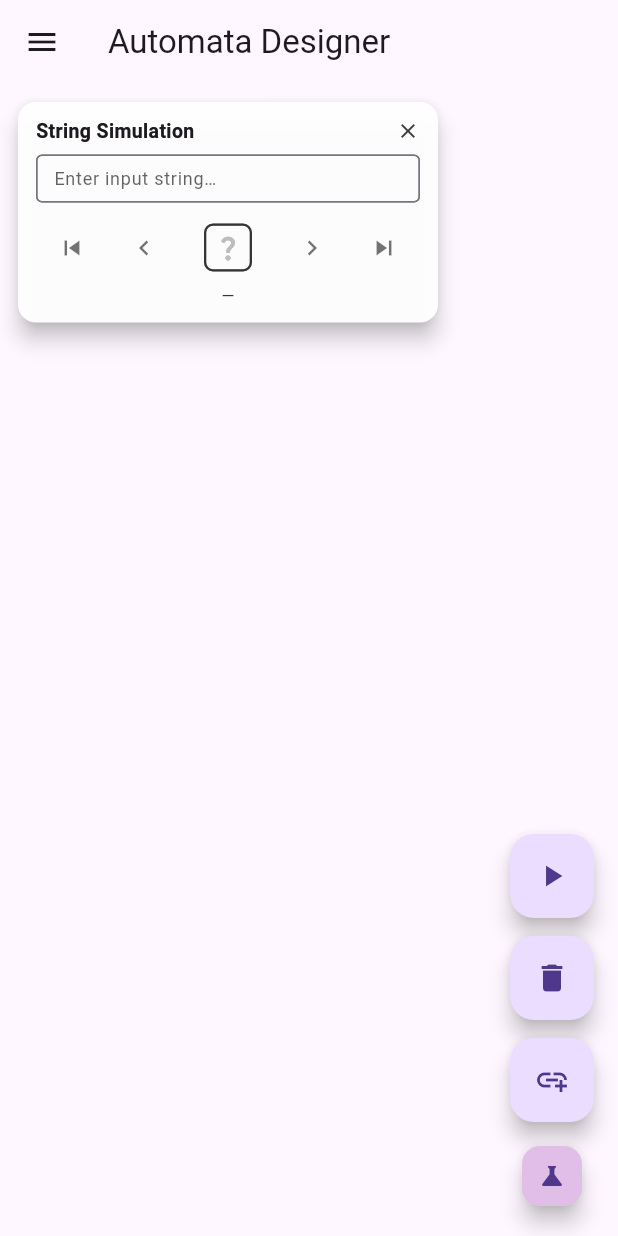
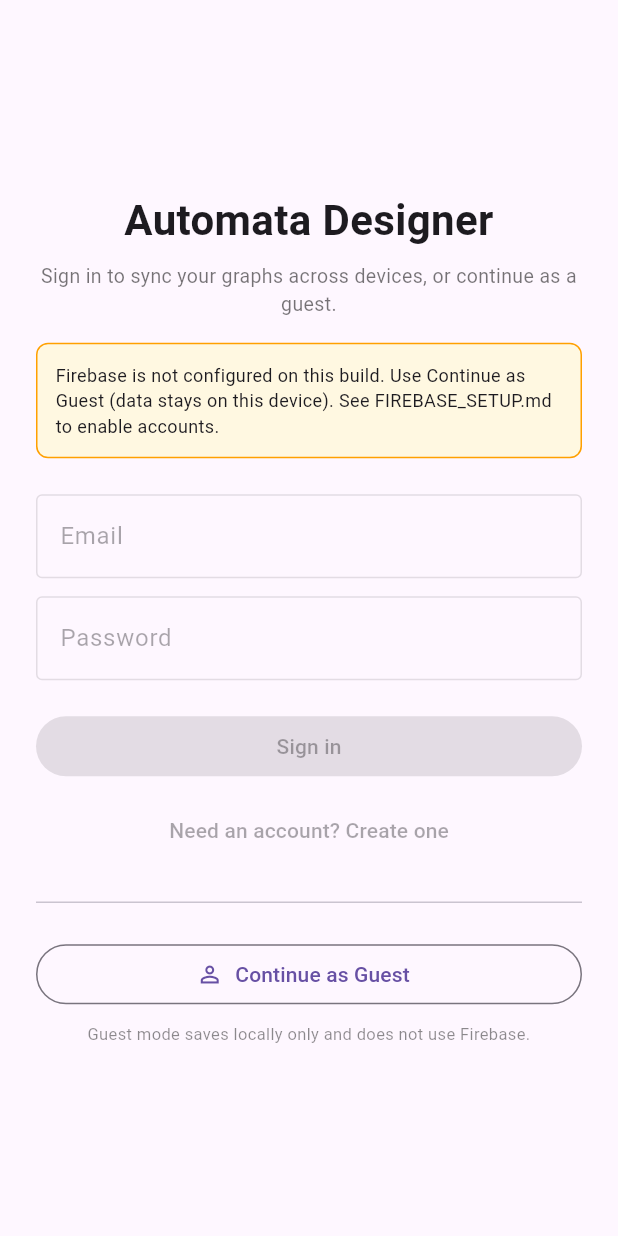
Before and after one commit to shaunramsey/FAExplorer, a Flutter app: the screen it shows after launch, on a phone screen of 412 x 824 dp. Run offline on Flutter 3.47's test engine with Material 3 defaults, Android fonts, the light colour scheme and no system bars; our stand-ins replace cloud_firestore, file_picker, firebase_auth, firebase_core, google_fonts, shared_preferences; accounts and stored records are empty.

Commit message:
Added in a login screen plus the start of a firebase saving capabilities

```diff
--- /dev/null
+++ b/lib/app_gate.dart
@@ -0,0 +1,89 @@
+import 'package:flutter/material.dart';
+
+import 'auth/auth_mode.dart';
+import 'auth/auth_service.dart';
+import 'automata_screen.dart';
+import 'data/automata_session_store.dart';
+import 'data/firebase_session_store.dart';
+import 'login_screen.dart';
+
+class AppGate extends StatefulWidget {
+  const AppGate({
+    super.key,
+    required this.authService,
+    required this.firebaseEnabled,
+  });
+
+  final AuthService authService;
+  final bool firebaseEnabled;
+
+  @override
+  State<AppGate> createState() => _AppGateState();
+}
+
+class _AppGateState extends State<AppGate> {
+  bool _loading = true;
+  AutomataSessionStore? _sessionStore;
+
+  @override
+  void initState() {
+    super.initState();
+    _bootstrap();
+  }
+
+  Future<void> _bootstrap() async {
+    await widget.authService.init();
+    await _openSessionStore();
+    if (mounted) {
+      setState(() => _loading = false);
+    }
+  }
+
+  Future<void> _openSessionStore() async {
+    if (widget.authService.isSignedIn) {
+      _sessionStore = FirebaseSessionStore();
+    } else if (widget.authService.isGuest) {
+      _sessionStore = await LocalSessionStore.open();
+    } else {
+      _sessionStore = null;
+    }
+  }
+
+  Future<void> _onAuthenticated() async {
+    setState(() => _loading = true);
+    await _openSessionStore();
+    if (mounted) setState(() => _loading = false);
+  }
+
+  Future<void> _signOut() async {
+    setState(() => _loading = true);
+    await widget.authService.signOut();
+    _sessionStore = null;
+    if (mounted) setState(() => _loading = false);
+  }
+
+  @override
+  Widget build(BuildContext context) {
+    if (_loading) {
+      return const Scaffold(
+        body: Center(child: CircularProgressIndicator()),
+      );
+    }
+
+    final mode = widget.authService.mode;
+    if (mode == null || _sessionStore == null) {
+      return LoginScreen(
+        authService: widget.authService,
+        firebaseEnabled: widget.firebaseEnabled,
+        onAuthenticated: _onAuthenticated,
+      );
+    }
+
+    return AutomataScreen(
+      sessionStore: _sessionStore!,
+      isGuest: mode == AuthMode.guest,
+      userEmail: widget.authService.user?.email,
+      onSignOut: _signOut,
+    );
+  }
+}
--- /dev/null
+++ b/lib/auth/auth_mode.dart
@@ -0,0 +1,4 @@
+enum AuthMode {
+  guest,
+  account,
+}
--- /dev/null
+++ b/lib/auth/auth_service.dart
@@ -0,0 +1,108 @@
+import 'package:firebase_auth/firebase_auth.dart';
+import 'package:shared_preferences/shared_preferences.dart';
+
+import 'auth_mode.dart';
+
+abstract final class AuthPreferenceKeys {
+  static const authMode = 'auth_mode';
+}
+
+class AuthService {
+  AuthService({
+    required this.firebaseEnabled,
+    FirebaseAuth? auth,
+    SharedPreferences? prefs,
+  })  : _auth = firebaseEnabled ? (auth ?? FirebaseAuth.instance) : null,
+        _prefs = prefs;
+
+  final bool firebaseEnabled;
+  final FirebaseAuth? _auth;
+  SharedPreferences? _prefs;
+
+  AuthMode? _mode;
+  User? _user;
+
+  AuthMode? get mode => _mode;
+  User? get user => _user;
+  bool get isGuest => _mode == AuthMode.guest;
+  bool get isSignedIn => _mode == AuthMode.account && _user != null;
+
+  Future<void> init() async {
+    _prefs ??= await SharedPreferences.getInstance();
+    final stored = _prefs!.getString(AuthPreferenceKeys.authMode);
+
+    if (stored == AuthMode.guest.name) {
+      _mode = AuthMode.guest;
+      return;
+    }
+
+    if (stored == AuthMode.account.name && firebaseEnabled && _auth != null) {
+      _user = _auth.currentUser;
+      if (_user != null) {
+        _mode = AuthMode.account;
+        return;
+      }
+      await _prefs!.remove(AuthPreferenceKeys.authMode);
+    }
+
+    _mode = null;
+    _user = null;
+  }
+
+  Future<void> continueAsGuest() async {
+    final auth = _auth;
+    if (auth != null && auth.currentUser != null) {
+      await auth.signOut();
+    }
+    _mode = AuthMode.guest;
+    _user = null;
+    await _prefs?.setString(AuthPreferenceKeys.authMode, AuthMode.guest.name);
+  }
+
+  Future<void> signIn({
+    required String email,
+    required String password,
+  }) async {
+    final auth = _requireFirebase();
+    final cred = await auth.signInWithEmailAndPassword(
+      email: email.trim(),
+      password: password,
+    );
+    _user = cred.user;
+    _mode = AuthMode.account;
+    await _prefs?.setString(AuthPreferenceKeys.authMode, AuthMode.account.name);
+  }
+
+  Future<void> signUp({
+    required String email,
+    required String password,
+  }) async {
+    final auth = _requireFirebase();
+    final cred = await auth.createUserWithEmailAndPassword(
+      email: email.trim(),
+      password: password,
+    );
+    _user = cred.user;
+    _mode = AuthMode.account;
+    await _prefs?.setString(AuthPreferenceKeys.authMode, AuthMode.account.name);
+  }
+
+  Future<void> signOut() async {
+    if (_auth != null && _user != null) {
+      await _auth.signOut();
+    }
+    _mode = null;
+    _user = null;
+    await _prefs?.remove(AuthPreferenceKeys.authMode);
+  }
+
+  FirebaseAuth _requireFirebase() {
+    final auth = _auth;
+    if (!firebaseEnabled || auth == null) {
+      throw StateError(
+        'Firebase is not configured. Use Continue as Guest or run flutterfire configure.',
+      );
+    }
+    return auth;
+  }
+}
--- /dev/null
+++ b/lib/data/firebase_session_store.dart
@@ -0,0 +1,83 @@
+import 'package:cloud_firestore/cloud_firestore.dart';
+import 'package:firebase_auth/firebase_auth.dart';
+
+import '../preferences_store.dart';
+import '../saved_export.dart';
+import 'automata_session_store.dart';
+
+/// Persists workspace data under `users/{uid}/workspace/main` in Firestore.
+class FirebaseSessionStore implements AutomataSessionStore {
+  FirebaseSessionStore({
+    FirebaseFirestore? firestore,
+    FirebaseAuth? auth,
+  })  : _firestore = firestore ?? FirebaseFirestore.instance,
+        _auth = auth ?? FirebaseAuth.instance;
+
+  final FirebaseFirestore _firestore;
+  final FirebaseAuth _auth;
+
+  DocumentReference<Map<String, dynamic>>? get _doc {
+    final uid = _auth.currentUser?.uid;
+    if (uid == null) return null;
+    return _firestore.collection('users').doc(uid).collection('workspace').doc('main');
+  }
+
+  @override
+  Future<PersistedSnapshot> load() async {
+    final doc = _doc;
+    if (doc == null) return const PersistedSnapshot();
+
+    final snap = await doc.get();
+    if (!snap.exists) return const PersistedSnapshot();
+
+    final data = snap.data();
+    if (data == null) return const PersistedSnapshot();
+
+    return PersistedSnapshot(
+      graphDsl: data['graphDsl'] as String?,
+      savedExports: _decodeExports(data['savedExports']),
+      showSimulator: data['showSimulator'] as bool? ?? true,
+      showHelpOverlay: data['showHelpOverlay'] as bool? ?? false,
+      simInput: data['simInput'] as String? ?? '',
+      simStep: (data['simStep'] as num?)?.toInt() ?? -1,
+    );
+  }
+
+  @override
+  Future<void> save(PersistedSnapshot snapshot) async {
+    final doc = _doc;
+    if (doc == null) return;
+
+    await doc.set(
+      {
+        'graphDsl': snapshot.graphDsl ?? '',
+        'savedExports': snapshot.savedExports
+            .map(
+              (e) => {
+                'name': e.name,
+                'dsl': e.dsl,
+              },
+            )
+            .toList(),
+        'showSimulator': snapshot.showSimulator,
+        'showHelpOverlay': snapshot.showHelpOverlay,
+        'simInput': snapshot.simInput,
+        'simStep': snapshot.simStep,
+        'updatedAt': FieldValue.serverTimestamp(),
+      },
+      SetOptions(merge: true),
+    );
+  }
+
+  static List<SavedExport> _decodeExports(dynamic raw) {
+    if (raw is! List) return [];
+    return [
+      for (final item in raw)
+        if (item is Map)
+          SavedExport(
+            name: item['name']?.toString() ?? 'Export',
+            dsl: item['dsl']?.toString() ?? '',
+          ),
+    ];
+  }
+}
--- /dev/null
+++ b/lib/login_screen.dart
@@ -0,0 +1,215 @@
+import 'package:firebase_auth/firebase_auth.dart';
+import 'package:flutter/material.dart';
+import 'package:google_fonts/google_fonts.dart';
+
+import 'auth/auth_service.dart';
+
+class LoginScreen extends StatefulWidget {
+  const LoginScreen({
+    super.key,
+    required this.authService,
+    required this.firebaseEnabled,
+    required this.onAuthenticated,
+  });
+
+  final AuthService authService;
+  final bool firebaseEnabled;
+  final VoidCallback onAuthenticated;
+
+  @override
+  State<LoginScreen> createState() => _LoginScreenState();
+}
+
+class _LoginScreenState extends State<LoginScreen> {
+  final _emailController = TextEditingController();
+  final _passwordController = TextEditingController();
+  final _formKey = GlobalKey<FormState>();
+
+  bool _isRegistering = false;
+  bool _busy = false;
+  String? _error;
+
+  @override
+  void dispose() {
+    _emailController.dispose();
+    _passwordController.dispose();
+    super.dispose();
+  }
+
+  Future<void> _submit() async {
+    if (!_formKey.currentState!.validate()) return;
+
+    setState(() {
+      _busy = true;
+      _error = null;
+    });
+
+    try {
+      if (_isRegistering) {
+        await widget.authService.signUp(
+          email: _emailController.text,
+          password: _passwordController.text,
+        );
+      } else {
+        await widget.authService.signIn(
+          email: _emailController.text,
+          password: _passwordController.text,
+        );
+      }
+      if (mounted) widget.onAuthenticated();
+    } on FirebaseAuthException catch (e) {
+      setState(() => _error = e.message ?? 'Authentication failed.');
+    } on StateError catch (e) {
+      setState(() => _error = e.message);
+    } catch (e) {
+      setState(() => _error = e.toString());
+    } finally {
+      if (mounted) setState(() => _busy = false);
+    }
+  }
+
+  Future<void> _guest() async {
+    setState(() {
+      _busy = true;
+      _error = null;
+    });
+    try {
+      await widget.authService.continueAsGuest();
+      if (mounted) widget.onAuthenticated();
+    } catch (e) {
+      setState(() => _error = e.toString());
+    } finally {
+      if (mounted) setState(() => _busy = false);
+    }
+  }
+
+  @override
+  Widget build(BuildContext context) {
+    final titleStyle = GoogleFonts.courierPrime(
+      fontSize: 28,
+      fontWeight: FontWeight.bold,
+    );
+
+    return Scaffold(
+      body: SafeArea(
+        child: Center(
+          child: SingleChildScrollView(
+            padding: const EdgeInsets.all(24),
+            child: ConstrainedBox(
+              constraints: const BoxConstraints(maxWidth: 400),
+              child: Form(
+                key: _formKey,
+                child: Column(
+                  crossAxisAlignment: CrossAxisAlignment.stretch,
+                  children: [
+                    Text('Automata Designer', style: titleStyle, textAlign: TextAlign.center),
+                    const SizedBox(height: 8),
+                    Text(
+                      'Sign in to sync your graphs across devices, or continue as a guest.',
+                      style: GoogleFonts.courierPrime(fontSize: 13, color: Colors.black54),
+                      textAlign: TextAlign.center,
+                    ),
+                    if (!widget.firebaseEnabled) ...[
+                      const SizedBox(height: 16),
+                      Container(
+                        padding: const EdgeInsets.all(12),
+                        decoration: BoxDecoration(
+                          color: Colors.amber.shade50,
+                          border: Border.all(color: Colors.amber.shade700),
+                          borderRadius: BorderRadius.circular(8),
+                        ),
+                        child: Text(
+                          'Firebase is not configured on this build. Use Continue as Guest '
+                          '(data stays on this device). See FIREBASE_SETUP.md to enable accounts.',
+                          style: GoogleFonts.courierPrime(fontSize: 12),
+                        ),
+                      ),
+                    ],
+                    const SizedBox(height: 24),
+                    TextFormField(
+                      controller: _emailController,
+                      enabled: widget.firebaseEnabled && !_busy,
+                      keyboardType: TextInputType.emailAddress,
+                      autocorrect: false,
+                      decoration: const InputDecoration(
+                        labelText: 'Email',
+                        border: OutlineInputBorder(),
+                      ),
+                      validator: (v) {
+                        if (!widget.firebaseEnabled) return null;
+                        if (v == null || v.trim().isEmpty) return 'Enter your email';
+                        if (!v.contains('@')) return 'Enter a valid email';
+                        return null;
+                      },
+                    ),
+                    const SizedBox(height: 12),
+                    TextFormField(
+                      controller: _passwordController,
+                      enabled: widget.firebaseEnabled && !_busy,
+                      obscureText: true,
+                      decoration: const InputDecoration(
+                        labelText: 'Password',
+                        border: OutlineInputBorder(),
+                      ),
+                      validator: (v) {
+                        if (!widget.firebaseEnabled) return null;
+                        if (v == null || v.length < 6) {
+                          return 'Password must be at least 6 characters';
+                        }
+                        return null;
+                      },
+                    ),
+                    if (_error != null) ...[
+                      const SizedBox(height: 12),
+                      Text(
+                        _error!,
+                        style: const TextStyle(color: Colors.red, fontSize: 13),
+                      ),
+                    ],
+                    const SizedBox(height: 20),
+                    FilledButton(
+                      onPressed: (!_busy && widget.firebaseEnabled) ? _submit : null,
+                      child: Text(_busy
+                          ? 'Please wait…'
+                          : _isRegistering
+                          ? 'Create account'
+                          : 'Sign in'),
+                    ),
+                    const SizedBox(height: 8),
+                    TextButton(
+                      onPressed: (!_busy && widget.firebaseEnabled)
+                          ? () => setState(() {
+                              _isRegistering = !_isRegistering;
+                              _error = null;
+                            })
+                          : null,
+                      child: Text(
+                        _isRegistering
+                            ? 'Already have an account? Sign in'
+                            : 'Need an account? Create one',
+                      ),
+                    ),
+                    const SizedBox(height: 16),
+                    const Divider(),
+                    const SizedBox(height: 16),
+                    OutlinedButton.icon(
+                      onPressed: _busy ? null : _guest,
+                      icon: const Icon(Icons.person_outline),
+                      label: const Text('Continue as Guest'),
+                    ),
+                    const SizedBox(height: 8),
+                    Text(
+                      'Guest mode saves locally only and does not use Firebase.',
+                      style: GoogleFonts.courierPrime(fontSize: 11, color: Colors.black45),
+                      textAlign: TextAlign.center,
+                    ),
+                  ],
+                ),
+              ),
+            ),
+          ),
+        ),
+      ),
+    );
+  }
+}
--- a/lib/main.dart
+++ b/lib/main.dart
@@ -1,17 +1,45 @@
+import 'package:firebase_core/firebase_core.dart';
 import 'package:flutter/material.dart';
 import 'package:google_fonts/google_fonts.dart';
 
-import 'automata_screen.dart';
+import 'app_gate.dart';
+import 'auth/auth_service.dart';
+import 'firebase_options.dart';
 
 export 'automata_screen.dart';
 
-void main() {
+Future<void> main() async {
   WidgetsFlutterBinding.ensureInitialized();
-  runApp(const MyApp());
+
+  var firebaseEnabled = false;
+  if (DefaultFirebaseOptions.isConfigured) {
+    try {
+      await Firebase.initializeApp(
+        options: DefaultFirebaseOptions.currentPlatform,
+      );
+      firebaseEnabled = true;
+    } catch (e) {
+      debugPrint('Firebase initialization failed: $e');
+    }
+  }
+
+  final authService = AuthService(firebaseEnabled: firebaseEnabled);
+
+  runApp(MyApp(
+    authService: authService,
+    firebaseEnabled: firebaseEnabled,
+  ));
 }
 
 class MyApp extends StatelessWidget {
-  const MyApp({super.key});
+  const MyApp({
+    super.key,
+    required this.authService,
+    required this.firebaseEnabled,
+  });
+
+  final AuthService authService;
+  final bool firebaseEnabled;
 
   @override
   Widget build(BuildContext context) {
@@ -21,7 +49,10 @@ class MyApp extends StatelessWidget {
         textTheme: GoogleFonts.courierPrimeTextTheme(),
         primaryTextTheme: GoogleFonts.courierPrimeTextTheme(),
       ),
-      home: const AutomataScreen(),
+      home: AppGate(
+        authService: authService,
+        firebaseEnabled: firebaseEnabled,
+      ),
     );
   }
 }
--- a/lib/widgets/automata_drawer.dart
+++ b/lib/widgets/automata_drawer.dart
@@ -5,23 +5,29 @@ import '../markdown_file_screen.dart';
 class AutomataDrawer extends StatelessWidget {
   final bool showHelpOverlay;
   final bool showSimulator;
+  final bool isGuest;
+  final String? accountLabel;
   final ValueChanged<bool> onShowHelpChanged;
   final ValueChanged<bool> onShowSimulatorChanged;
   final VoidCallback onBatchSimulator;
   final VoidCallback onExport;
   final VoidCallback onImport;
   final VoidCallback onExportHistory;
+  final Future<void> Function()? onSignOut;
 
   const AutomataDrawer({
     super.key,
     required this.showHelpOverlay,
     required this.showSimulator,
+    this.isGuest = false,
+    this.accountLabel,
     required this.onShowHelpChanged,
     required this.onShowSimulatorChanged,
     required this.onBatchSimulator,
     required this.onExport,
     required this.onImport,
     required this.onExportHistory,
+    this.onSignOut,
   });
 
   @override
@@ -32,6 +38,15 @@ class AutomataDrawer extends StatelessWidget {
           padding: EdgeInsets.zero,
           children: [
             const SizedBox(height: 8),
+            if (accountLabel != null)
+              ListTile(
+                leading: Icon(isGuest ? Icons.person_outline : Icons.account_circle),
+                title: Text(
+                  isGuest ? 'Guest mode' : 'Signed in',
+                  style: GoogleFonts.courierPrime(fontWeight: FontWeight.bold),
+                ),
+                subtitle: Text(accountLabel!),
+              ),
             ListTile(
               title: Text('Batch Simulator', style: GoogleFonts.courierPrime()),
               onTap: () {
@@ -111,6 +126,17 @@ class AutomataDrawer extends StatelessWidget {
               },
               child: const Text('View Version'),
             ),
+            if (onSignOut != null) ...[
+              const Divider(),
+              ListTile(
+                leading: const Icon(Icons.logout),
+                title: const Text('Sign out'),
+                onTap: () async {
+                  Navigator.pop(context);
+                  await onSignOut!();
+                },
+              ),
+            ],
             const SizedBox(height: 8),
           ],
         ),
--- a/pubspec.yaml
+++ b/pubspec.yaml
@@ -19,7 +19,7 @@ publish_to: 'none' # Remove this line if you wish to publish to pub.dev
 version: 1.0.0+1
 
 environment:
-  sdk: ^3.11.0
+  sdk: ^3.9.0
 
 # Dependencies specify other packages that your package needs in order to work.
 # To automatically upgrade your package dependencies to the latest versions
@@ -40,6 +40,9 @@ dependencies:
   google_fonts: ^6.2.1
   characters: ^1.4.0
   shared_preferences: ^2.5.3
+  firebase_core: ^3.13.0
+  firebase_auth: ^5.5.3
+  cloud_firestore: ^5.6.7
 
 dev_dependencies:
   flutter_test:
```
Also changed, not shown: lib/automata_screen.dart (+45 -20 lines), lib/data/automata_session_store.dart (added, +35 -0 lines), lib/firebase_options.dart (added), pubspec.lock, 5 other files.
